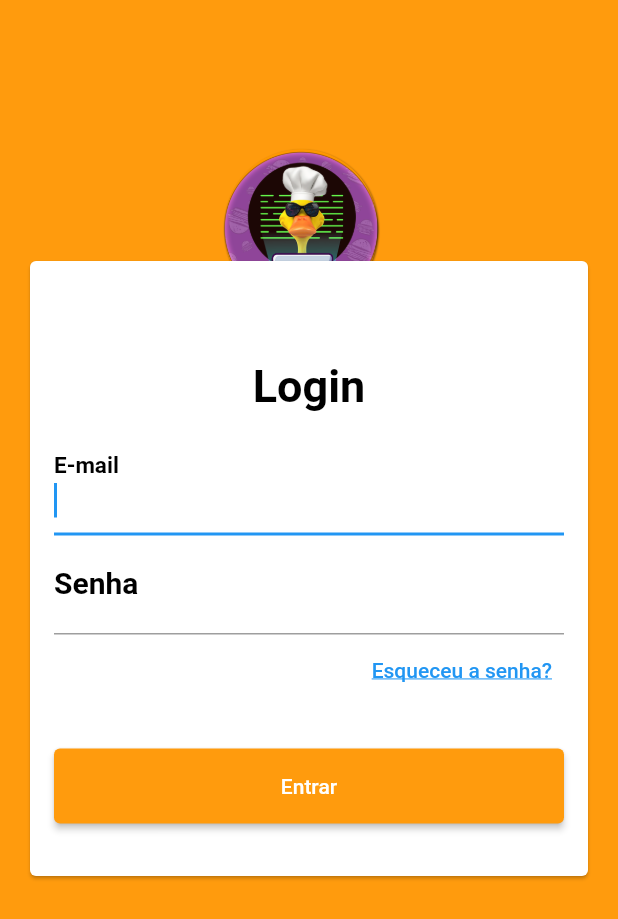
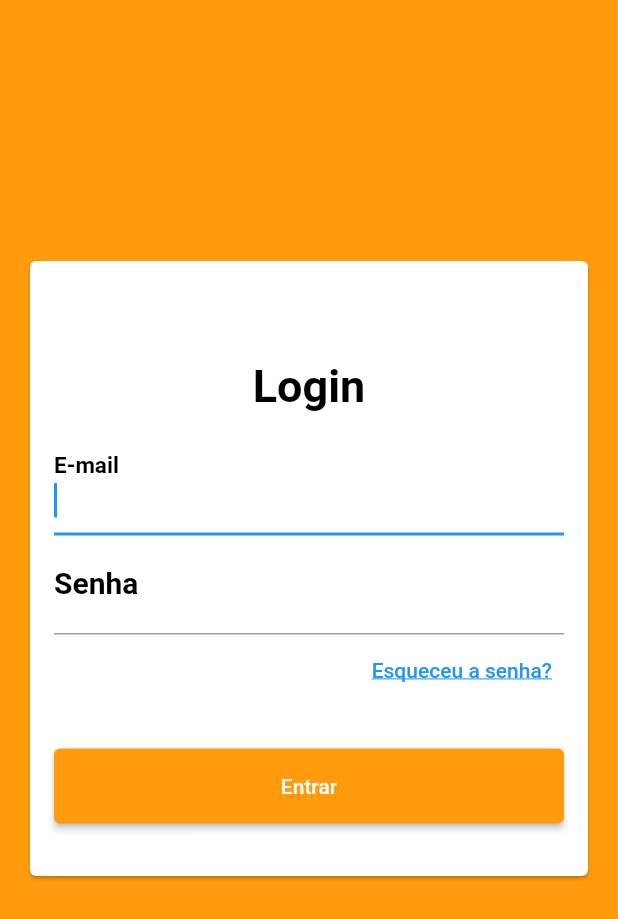
Before and after one commit to Kelvisck/PatoBurguer, a Flutter app: the screen it shows after launch, after a tap on "Entrar", on a phone screen of 412 x 824 dp. Shown: the top 919 px of the screen. Run offline on Flutter 3.47's test engine with Material 2 defaults, Android fonts, the phone set to English and light mode, and no system bars; our stand-ins replace firebase_auth, firebase_core, google_sign_in; missing offline and left inert: dart:html, dart:js; accounts and stored records are empty; network calls fail.

Commit message:
feat: tela de login nao funciona com o firebase

```diff
--- a/lib/log_page.dart
+++ b/lib/log_page.dart
@@ -9,12 +9,12 @@ class logPage extends StatelessWidget {
       backgroundColor: Color(0xFFFF9B0D),
       body: Stack(
         children: [
-          Positioned(
+          /*Positioned(
         top: 60,
         left: 95,
         child: Image.asset("lib/assets/recursos/icone_app_admin.png", width: 206, height: 189,
           ),
-        ),
+        ),*/
         Stack(
           children:[
             Container(
--- a/lib/login.page.dart
+++ b/lib/login.page.dart
@@ -20,7 +20,7 @@ class _LoginPageState extends State<LoginPage> {
             crossAxisAlignment: CrossAxisAlignment.stretch,
             mainAxisAlignment: MainAxisAlignment.center,
             children: <Widget>[
-              Image.asset("lib/assets/recursos/icone_app_admin.png", width: 206, height: 189,),
+              /*Image.asset("lib/assets/recursos/icone_app_admin.png", width: 206, height: 189,),*/
               TextFormField(
                 autofocus: true,
                 keyboardType: TextInputType.emailAddress,
--- a/lib/telaLog.dart
+++ b/lib/telaLog.dart
@@ -1,20 +1,31 @@
+import 'dart:js';
 import 'package:flutter/material.dart';
 import 'package:google_sign_in/google_sign_in.dart';
+import 'package:pato_burguer/adm_page.dart';
 import 'package:pato_burguer/assets/constantes.dart';
 import 'package:firebase_auth/firebase_auth.dart';
 import 'AuthLogFunction.dart';
 
-final FirebaseAuth auth = FirebaseAuth.instance;
+final _firebaseAuth = FirebaseAuth.instance;
 final _emailController = TextEditingController();
 final _passwordController = TextEditingController();
 
 login() async{
   try {
-    UserCredential userCredential = await _firebaseAuth.singInWithEmailAndPassoword(
+    UserCredential userCredential = await _firebaseAuth.signInWithEmailAndPassword(
       email: _emailController.text,
       password: _passwordController.text
     );
-  }
+    if(userCredential != null){
+      Navigator.pushReplacement(
+        context as BuildContext,
+        MaterialPageRoute(
+          builder: (context) => AdmPage(),
+        ),
+      );
+    }
+
+  } on FirebaseAuthException catch (e) {}
 }
 
 GoogleSignIn _googleSignIn = GoogleSignIn(
@@ -36,7 +47,9 @@ class Login extends StatelessWidget {
   @override
   Widget build(BuildContext context) {
     // TODO: implement build
-    return Column(
+    return Stack(
+      children: [
+        Column(
       children: [
         Container(
           width: 450,
@@ -65,6 +78,7 @@ class Login extends StatelessWidget {
                       color: Colors.white,
                     ),
                     TextFormField(
+                      controller: _emailController,
                       autofocus: true,
                       keyboardType: TextInputType.emailAddress,
                       style: new TextStyle(
@@ -79,18 +93,20 @@ class Login extends StatelessWidget {
                       ),
                     ),
                     TextFormField(
+                      controller: _passwordController,
                       autofocus: true,
-                      obscureText: true,
+                      obscureText: false,
                       keyboardType: TextInputType.text,
                       style: new TextStyle(
-                        color: Colors.white,
+                        color: Colors.black,
                         fontSize: 20,
                         fontFamily: Constantes.fonteRoboto,
-                        fontWeight: FontWeight.bold),
-                      decoration: InputDecoration(
-                        labelText: "Senha",
-                        labelStyle: TextStyle(color: Colors.black)
+                        fontWeight: FontWeight.bold
                       ),
+                        decoration: InputDecoration(
+                          labelText: "Senha",
+                          labelStyle: TextStyle(color: Colors.black)
+                        ),
                     ),
                     Stack(
                       children: [
@@ -105,7 +121,9 @@ class Login extends StatelessWidget {
                     ),
                     SizedBox(height: 12),
                     ElevatedButton(
-                      onPressed: () {},
+                      onPressed: () {
+                        login();
+                      },
                       child: Text('Entrar'),
                       style: ButtonStyle(
                           fixedSize:
@@ -114,10 +132,14 @@ class Login extends StatelessWidget {
                               Constantes.corFundo)),
                     ),
                   ],
-                ))),
+                )
+              )
+            ),
           ),
         ),
-      ],
+       ],
+      ),
+     ],
     );
   }
 }
```
